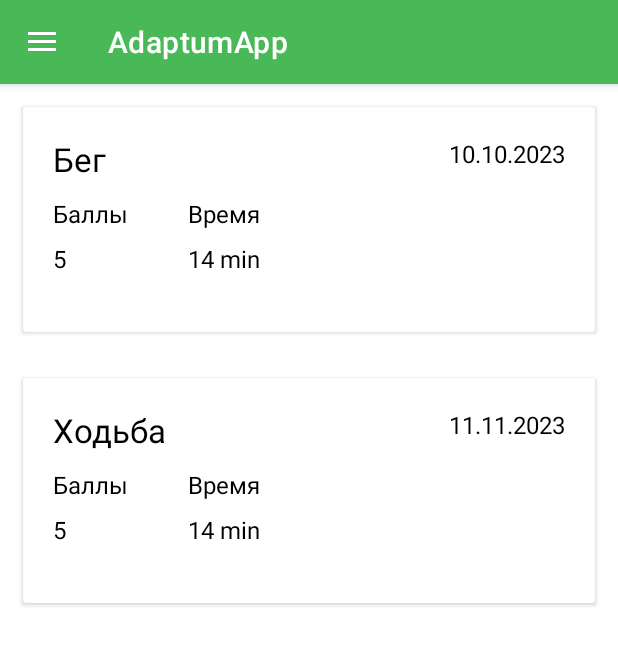
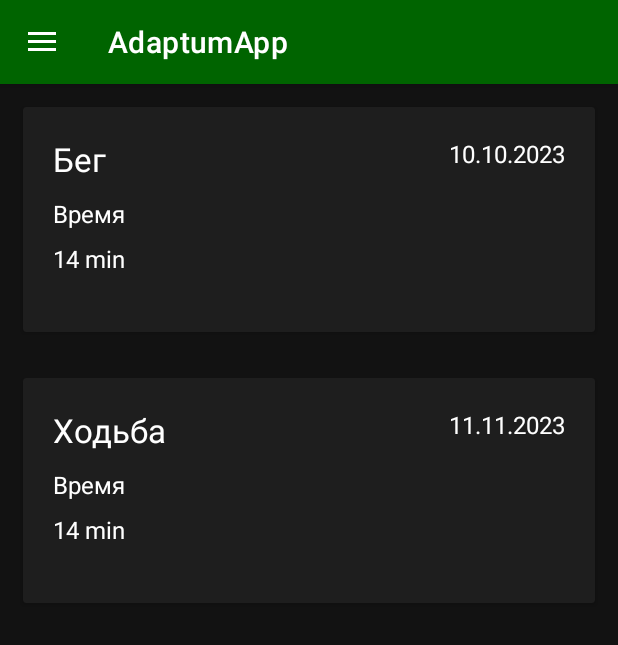
Before and after one commit to SergeiKrainyukov/AdaptumApp, an Android app: the screen it shows after launch (MainActivity), on a phone screen of 412 x 824 dp. Shown: the top 645 px of the screen. Run offline under Robolectric (Android 15) with nearby library versions, the phone set to English and light mode, and no system bars; our stand-ins replace Dagger/Hilt's generated code.

Commit message:
Обновлена тема

```diff
--- a/app/src/main/res/layout/fragment_events.xml
+++ b/app/src/main/res/layout/fragment_events.xml
@@ -2,6 +2,7 @@
 <FrameLayout xmlns:android="http://schemas.android.com/apk/res/android"
     xmlns:app="http://schemas.android.com/apk/res-auto"
     xmlns:tools="http://schemas.android.com/tools"
+    android:background="@color/test_primary"
     android:layout_width="match_parent"
     android:layout_height="match_parent">
 
--- a/app/src/main/res/layout/fragment_tasks.xml
+++ b/app/src/main/res/layout/fragment_tasks.xml
@@ -2,7 +2,8 @@
 <FrameLayout xmlns:android="http://schemas.android.com/apk/res/android"
     xmlns:app="http://schemas.android.com/apk/res-auto"
     android:layout_width="match_parent"
-    android:layout_height="match_parent">
+    android:layout_height="match_parent"
+    android:background="@color/test_primary">
 
     <androidx.recyclerview.widget.RecyclerView
         android:id="@+id/tasks_rv"
--- a/app/src/main/res/layout/item_event.xml
+++ b/app/src/main/res/layout/item_event.xml
@@ -3,6 +3,7 @@
     xmlns:tools="http://schemas.android.com/tools"
     android:layout_width="match_parent"
     android:layout_height="wrap_content"
+    android:backgroundTint="@color/test_secondary"
     android:layout_margin="5dp">
 
     <LinearLayout
@@ -35,7 +36,7 @@
 
         <TextView
             android:id="@+id/title"
-            style="@style/TitleTextStyleBlack"
+            style="@style/TitleTextStyleWhite"
             android:layout_marginVertical="5dp"
             android:layout_width="match_parent"
             android:layout_height="wrap_content"
@@ -43,6 +44,7 @@
 
         <TextView
             android:id="@+id/date"
+            android:textColor="@color/white"
             android:layout_marginVertical="5dp"
             android:layout_width="match_parent"
             android:layout_height="wrap_content"
@@ -50,7 +52,7 @@
 
         <TextView
             android:id="@+id/description"
-            style="@style/NormalTextStyleBlack"
+            style="@style/NormalTextStyleWhite"
             android:layout_marginVertical="5dp"
             android:layout_width="match_parent"
             android:layout_height="wrap_content"
--- a/app/src/main/res/layout/item_task.xml
+++ b/app/src/main/res/layout/item_task.xml
@@ -4,6 +4,7 @@
     xmlns:tools="http://schemas.android.com/tools"
     android:layout_margin="15dp"
     android:layout_width="match_parent"
+    android:backgroundTint="@color/test_secondary"
     android:layout_height="150dp">
 
     <androidx.constraintlayout.widget.ConstraintLayout
@@ -14,7 +15,7 @@
 
         <TextView
             android:id="@+id/training_type_tv"
-            style="@style/TitleTextStyleBlack"
+            style="@style/TitleTextStyleWhite"
             android:layout_width="wrap_content"
             android:layout_height="wrap_content"
             app:layout_constraintStart_toStartOf="parent"
@@ -23,7 +24,7 @@
 
         <TextView
             android:id="@+id/training_date_tv"
-            style="@style/NormalTextStyleBlack"
+            style="@style/NormalTextStyleWhite"
             android:layout_width="wrap_content"
             android:layout_height="wrap_content"
             app:layout_constraintEnd_toEndOf="parent"
@@ -31,46 +32,24 @@
             tools:text="24.09.2023 18:55" />
 
         <TextView
-            android:id="@+id/cores_tv"
-            style="@style/NormalTextStyleBlack"
+            android:id="@+id/time_tv"
+            style="@style/NormalTextStyleWhite"
             android:layout_width="wrap_content"
             android:layout_height="wrap_content"
             android:layout_marginTop="40dp"
-            android:text="Баллы"
+            android:text="Время"
             app:layout_constraintStart_toStartOf="parent"
             app:layout_constraintTop_toTopOf="@id/training_type_tv" />
 
         <TextView
-            android:id="@+id/time_tv"
-            style="@style/NormalTextStyleBlack"
-            android:layout_width="wrap_content"
-            android:layout_height="wrap_content"
-            android:layout_marginTop="40dp"
-            android:layout_marginStart="40dp"
-            android:text="Время"
-            app:layout_constraintTop_toTopOf="@id/training_type_tv"
-            app:layout_constraintStart_toEndOf="@id/cores_tv" />
-
-        <TextView
-            android:id="@+id/cores_count_tv"
-            style="@style/NormalTextStyleBlack"
+            android:id="@+id/time_count_tv"
+            style="@style/NormalTextStyleWhite"
             android:layout_width="50dp"
             android:layout_height="wrap_content"
             android:layout_marginTop="30dp"
-            android:text="5"
-            app:layout_constraintTop_toTopOf="@id/cores_tv"
-            app:layout_constraintStart_toStartOf="parent" />
-
-        <TextView
-            android:id="@+id/time_count_tv"
-            style="@style/NormalTextStyleBlack"
-            android:layout_width="50dp"
-            android:layout_height="wrap_content"
-            android:layout_marginTop="30dp"
-            android:layout_marginStart="40dp"
             android:text="14 min"
-            app:layout_constraintTop_toTopOf="@id/time_tv"
-            app:layout_constraintStart_toEndOf="@id/cores_count_tv" />
+            app:layout_constraintStart_toStartOf="parent"
+            app:layout_constraintTop_toTopOf="@id/time_tv" />
 
     </androidx.constraintlayout.widget.ConstraintLayout>
 
--- a/app/src/main/res/layout/profile_additional_info_item.xml
+++ b/app/src/main/res/layout/profile_additional_info_item.xml
@@ -4,12 +4,14 @@
     xmlns:tools="http://schemas.android.com/tools"
     android:layout_width="match_parent"
     android:layout_height="wrap_content"
+    android:background="@color/test_primary"
     android:paddingStart="15dp">
 
     <ImageView
         android:id="@+id/icon"
         android:layout_width="35dp"
         android:layout_height="35dp"
+        app:tint="@color/test_toolbar"
         android:src="@drawable/ic_work"
         app:layout_constraintBottom_toBottomOf="parent"
         app:layout_constraintStart_toStartOf="parent"
@@ -17,7 +19,7 @@
 
     <TextView
         android:id="@+id/title"
-        style="@style/NormalTextStyleBlack"
+        style="@style/NormalTextStyleWhite"
         android:layout_width="wrap_content"
         android:layout_height="wrap_content"
         android:layout_marginStart="20dp"
@@ -29,6 +31,7 @@
         android:id="@+id/description"
         android:layout_width="wrap_content"
         android:layout_height="wrap_content"
+        android:textColor="@color/test_text_secondary"
         android:layout_marginStart="20dp"
         app:layout_constraintStart_toEndOf="@+id/icon"
         app:layout_constraintTop_toBottomOf="@+id/title"
--- a/app/src/main/res/values/colors.xml
+++ b/app/src/main/res/values/colors.xml
@@ -11,4 +11,14 @@
     <color name="theme_dark_grey">#212525</color>
     <color name="theme_yellow">#f3b000</color>
     <color name="theme_violet">#6767f5</color>
+
+    <color name="test_primary">#121212</color>
+    <color name="test_secondary">#1E1E1E</color>
+    <color name="test_text_primary">#FFFFFF</color>
+    <color name="test_text_secondary">#8D8D8D</color>
+    <color name="test_accent">#0B8F92</color>
+    <color name="test_divider">#333333</color>
+    <color name="test_error">#CF6679</color>
+    <color name="test_success">#00D65F</color>
+    <color name="test_toolbar">#006400</color>
 </resources>
--- a/app/src/main/res/values/themes.xml
+++ b/app/src/main/res/values/themes.xml
@@ -1,7 +1,7 @@
 <resources>
     <!-- Base application theme. -->
     <style name="Theme.AdaptumApp" parent="Theme.MaterialComponents.Light.DarkActionBar">
-        <item name="colorPrimary">@color/theme_green</item>
-        <item name="colorPrimaryDark">@color/theme_green</item>
+        <item name="colorPrimary">@color/test_toolbar</item>
+        <item name="colorPrimaryDark">@color/test_toolbar</item>
     </style>
 </resources>
```
Also changed, not shown: app/src/main/res/layout/fragment_profile.xml (+4 -3 lines).
